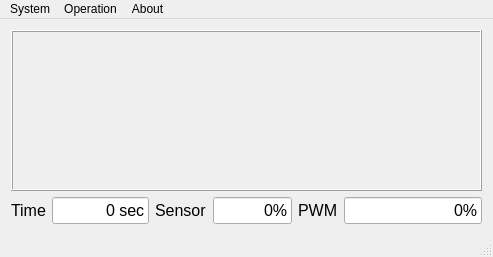
The window that Project1/SCD/mainwindow.ui (DenisMedeiros/DCA0119) describes before a commit, drawn with Qt 5.
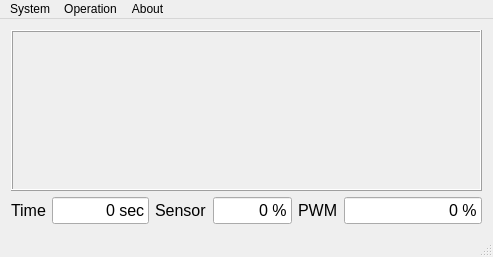
The same window after the commit. Icons and pictures are not drawn.

```diff
--- a/Project1/SCD/mainwindow.ui
+++ b/Project1/SCD/mainwindow.ui
@@ -89,7 +89,7 @@
              </font>
             </property>
             <property name="text">
-             <string>0%</string>
+             <string>0 %</string>
             </property>
             <property name="alignment">
              <set>Qt::AlignRight|Qt::AlignTrailing|Qt::AlignVCenter</set>
@@ -120,7 +120,7 @@
              </font>
             </property>
             <property name="text">
-             <string>0%</string>
+             <string>0 %</string>
             </property>
             <property name="alignment">
              <set>Qt::AlignRight|Qt::AlignTrailing|Qt::AlignVCenter</set>
```
